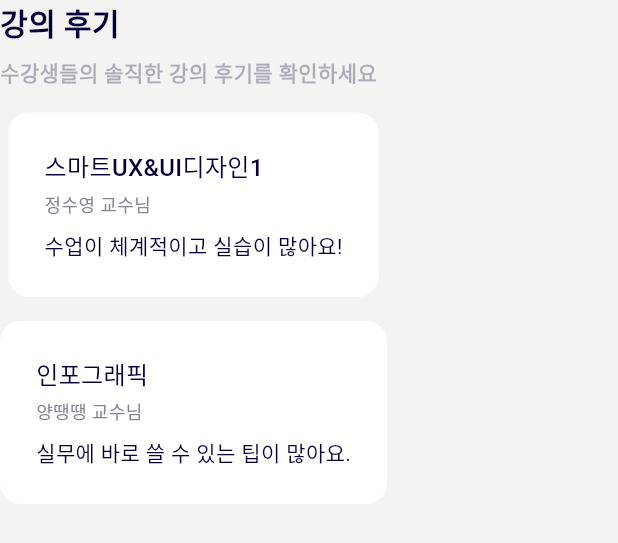
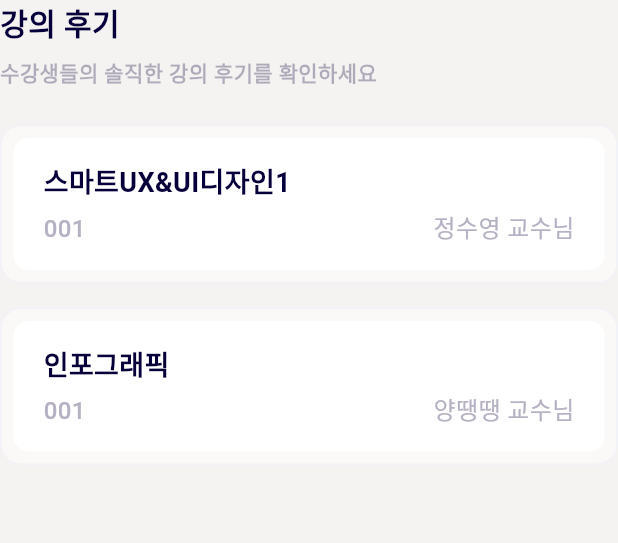
Before and after one commit to dwkim0101/ciffy-application, a Flutter app: the HomeReviewSection widget shown alone on an empty page, opened directly, on a phone screen of 412 x 824 dp. Shown: the top 543 px of the screen. Run offline on Flutter 3.47's test engine with Material 3 defaults, Android fonts, the phone set to English and light mode, and no system bars; our stand-ins replace flutter_svg; Roboto replaces fonts that are missing (Pretendard); project files that could hold a hidden picture were left out.

Commit message:
✨ Review block design applied

```diff
--- a/lib/screens/home_screen.dart
+++ b/lib/screens/home_screen.dart
@@ -24,9 +24,7 @@ class HomeScreen extends StatelessWidget {
                 const HomeGreeting(),
                 const SizedBox(height: 20),
                 const _TodayClassBox(),
-                const SizedBox(height: 16),
                 const TimetableGrid(),
-                const SizedBox(height: 10),
                 const HomeReviewSection(),
                 const SizedBox(height: 32),
               ],
--- a/lib/widgets/home_review_section.dart
+++ b/lib/widgets/home_review_section.dart
@@ -9,9 +9,15 @@ class HomeReviewSection extends StatelessWidget {
       {
         'title': '스마트UX&UI디자인1',
         'prof': '정수영 교수님',
-        'content': '수업이 체계적이고 실습이 많아요!'
+        'content': '수업이 체계적이고 실습이 많아요!',
+        'code': '001'
       },
-      {'title': '인포그래픽', 'prof': '양땡땡 교수님', 'content': '실무에 바로 쓸 수 있는 팁이 많아요.'},
+      {
+        'title': '인포그래픽',
+        'prof': '양땡땡 교수님',
+        'content': '실무에 바로 쓸 수 있는 팁이 많아요.',
+        'code': '001'
+      },
     ];
     return Column(
       crossAxisAlignment: CrossAxisAlignment.start,
@@ -40,48 +46,62 @@ class HomeReviewSection extends StatelessWidget {
           children: List.generate(reviews.length, (i) {
             final r = reviews[i];
             return Container(
-              margin: const EdgeInsets.only(bottom: 16),
+              margin: const EdgeInsets.symmetric(vertical: 8),
+              padding: const EdgeInsets.all(8),
               decoration: BoxDecoration(
-                color: Colors.white,
+                color: Colors.white.withOpacity(0.5),
+                border: Border.all(color: const Color(0xFFF1F2F8), width: 1),
                 borderRadius: BorderRadius.circular(14),
               ),
               child: Container(
-                margin: const EdgeInsets.all(8),
-                padding: const EdgeInsets.all(16),
+                padding:
+                    const EdgeInsets.symmetric(horizontal: 20, vertical: 16),
                 decoration: BoxDecoration(
                   color: Colors.white,
                   borderRadius: BorderRadius.circular(10),
                 ),
+                child: Row(
+                  crossAxisAlignment: CrossAxisAlignment.end,
+                  children: [
+                    Expanded(
                       child: Column(
                         crossAxisAlignment: CrossAxisAlignment.start,
+                        mainAxisSize: MainAxisSize.min,
                         children: [
                           Text(
                             r['title']!,
                             style: const TextStyle(
                               fontFamily: 'Pretendard',
-                        fontWeight: FontWeight.w500,
-                        fontSize: 16,
+                              fontWeight: FontWeight.w700,
+                              fontSize: 18,
                               color: Color(0xFF06003A),
                             ),
                           ),
-                    const SizedBox(height: 4),
+                          const SizedBox(height: 6),
+                          if ((r['code'] ?? '').isNotEmpty)
                             Text(
+                              r['code']!,
+                              style: const TextStyle(
+                                fontFamily: 'Pretendard',
+                                fontWeight: FontWeight.w500,
+                                fontSize: 16,
+                                color: Color(0xFFB6B0C3),
+                              ),
+                            ),
+                        ],
+                      ),
+                    ),
+                    Align(
+                      alignment: Alignment.bottomRight,
+                      child: Text(
                         r['prof']!,
                         style: const TextStyle(
                           fontFamily: 'Pretendard',
                           fontWeight: FontWeight.w500,
-                        fontSize: 12,
-                        color: Color(0xFF888696),
+                          fontSize: 16,
+                          color: Color(0xFFB6B0C3),
                         ),
-                    ),
-                    const SizedBox(height: 8),
-                    Text(
-                      r['content']!,
-                      style: const TextStyle(
-                        fontFamily: 'Pretendard',
-                        fontWeight: FontWeight.w400,
-                        fontSize: 14,
-                        color: Color(0xFF06003A),
+                        textAlign: TextAlign.right,
                       ),
                     ),
                   ],
```
Lines whose indentation alone changed are shown as unchanged.
